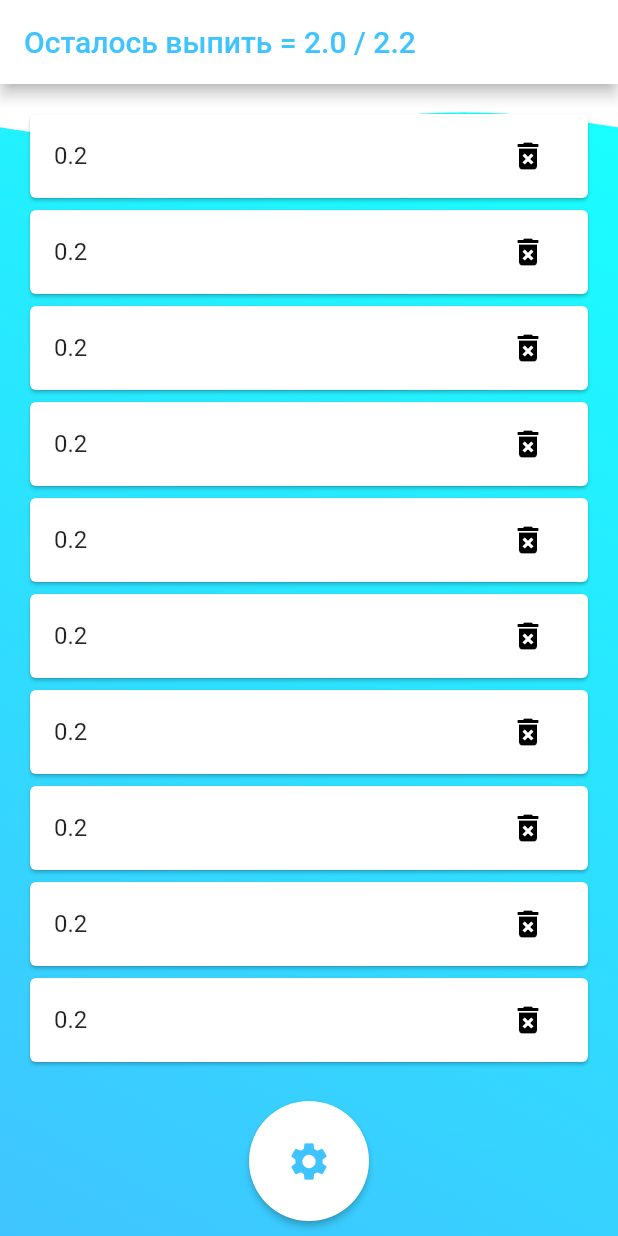
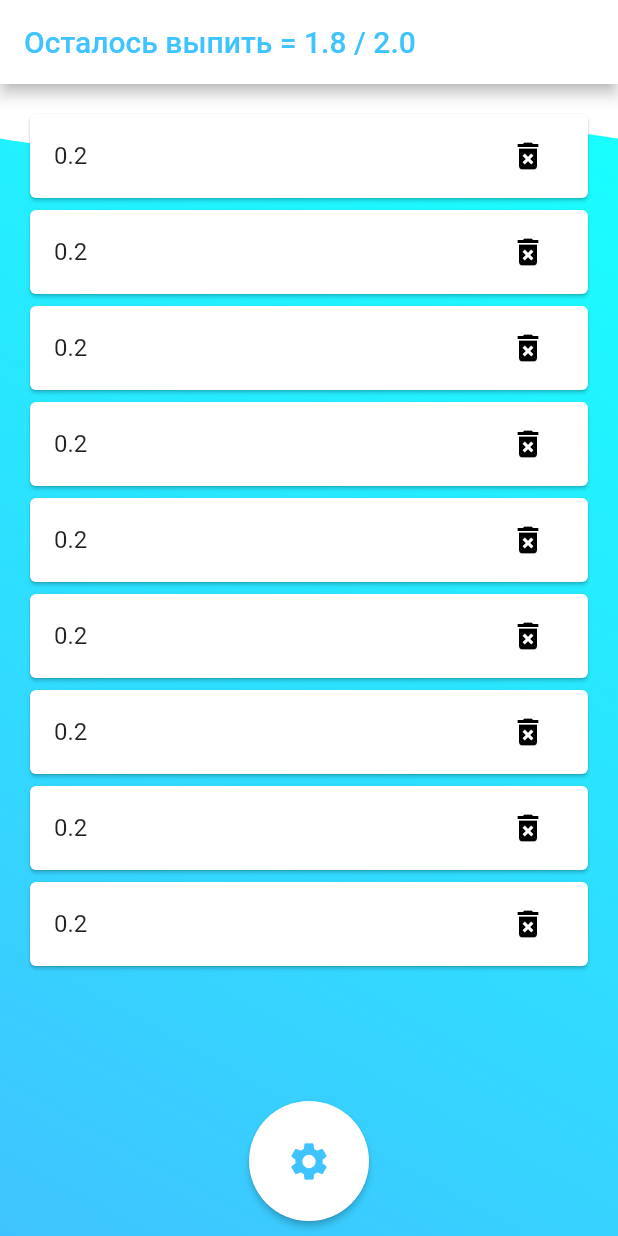
Before and after one commit to plotnikov228/WaterAppWithBLoC, a Flutter app: the screen it shows after launch, after a tap on the "delete forever" icon, on a phone screen of 412 x 824 dp. Run offline on Flutter 3.47's test engine with Material 2 defaults, Android fonts, the phone set to English and light mode, and no system bars; drawn by our look-alikes of wave; our stand-ins replace flutter_bloc, shared_preferences.

Commit message:
Water App with BLoC

```diff
--- a/lib/additionally/water_list.dart
+++ b/lib/additionally/water_list.dart
@@ -1,18 +1,18 @@
 import 'package:shared_preferences/shared_preferences.dart';
 
 class WaterList {
-  static double waterSlot = 0.2;
-  static String waterSlotStr = '0.2';
-  static List<String> waterSlots = [];
-  static double sum = 0;
-  static double maxWater = 0;
-  static int numberOfCells = 4;
-  static String appbarWater = 'appbar';
+  double waterSlot = 0.2;
+  String waterSlotStr = '0.2';
+  List<String> waterSlots = [];
+  double sum = 0;
+  double maxWater = 0;
+  int numberOfCells = 4;
+  String appbarWater = 'appbar';
 
-  static void calculateAppbar() {
+  void calculateAppbar() {
     sum = 0;
     maxWater = 0;
-    for (int i = 0; i < WaterList.waterSlots.length; i++) {
+    for (int i = 0; i < waterSlots.length; i++) {
       sum = sum + waterSlot;
     }
     for (int i = 0; i < numberOfCells; i++) {
@@ -28,7 +28,7 @@ class WaterList {
     }
   }
 
-  static void fillingList() {
+  void fillingList() {
     if (waterSlots.isNotEmpty) {
       waterSlots = [];
     }
@@ -39,7 +39,7 @@ class WaterList {
     incrementWater();
   }
 
-  static void fixingSum() {
+  void fixingSum() {
     if (sum == 0.2000000000000007) sum = 0.2;
     if (sum == 0.19999999999999996) sum = 0.2;
     if (sum == 0.39999999999999997) sum = 0.4;
@@ -55,7 +55,7 @@ class WaterList {
     if (sum == 2.1999999999999997) sum = 2.2;
   }
 
-  static void fixingMaxWater() {
+  void fixingMaxWater() {
     if (maxWater == 0.2000000000000007) maxWater = 0.2;
     if (maxWater == 0.19999999999999996) maxWater = 0.2;
     if (maxWater == 0.39999999999999997) maxWater = 0.4;
@@ -70,7 +70,7 @@ class WaterList {
     if (maxWater == 2.1999999999999997) maxWater = 2.2;
   }
 
-  static void cells(int weight) {
+  void cells(int weight) {
     double liters;
     numberOfCells = 0;
     liters = 1.5 + ((weight - 20.0) * 0.02);
@@ -80,13 +80,13 @@ class WaterList {
     }
   }
 
-  static void incrementWater() async {
+  void incrementWater() async {
     final prefs = await SharedPreferences.getInstance();
-    WaterList.waterSlots =
-        (prefs.setStringList('slot', WaterList.waterSlots)) as List<String>;
+    waterSlots =
+        (prefs.setStringList('slot', waterSlots)) as List<String>;
   }
 
-  static void readWater() async {
+  void readWater() async {
     final prefs = await SharedPreferences.getInstance();
     waterSlots = (prefs.getStringList('slot'))!;
   }
--- a/lib/additionally/weight.dart
+++ b/lib/additionally/weight.dart
@@ -1,17 +1,17 @@
 import 'package:shared_preferences/shared_preferences.dart';
 
 class Weight {
-  static List<int> weightList = [40,45,50,55,60,65,70,75];
-  static int selectedWeight = weightList[4];
+  final List<int> weightList = [40,45,50,55,60,65,70,75];
+  int selectedWeight = 50;
 
-  static void incrementWeight() async {
+  void incrementWeight() async {
 
     final prefs = await SharedPreferences.getInstance();
     selectedWeight =
     (prefs.setInt('weight', selectedWeight)) as int;
   }
 
-  static void readWeight() async {
+  void readWeight() async {
     final prefs = await SharedPreferences.getInstance();
     selectedWeight = (prefs.getInt('weight'))!;
   }
--- a/lib/bloc_home/home_bloc.dart
+++ b/lib/bloc_home/home_bloc.dart
@@ -8,62 +8,59 @@ import '../additionally/date.dart';
 import '../additionally/water_list.dart';
 
 class HomeBloc extends Bloc<HomeEvent, HomeState> {
-  HomeBloc(initialState) : super(WaterScreenState()) {
+  final WaterList waterList;
+  final Weight weight;
+  HomeBloc({required this.waterList, required this.weight}) : super(WaterScreenState(waterList: waterList, weight:  weight)) {
     int currentTab = 1;
     Date date = Date();
 
-    ///
-
-
-    ///
-
     on<WaterScreenAddEvent>((event, emit) async {
-      Weight.readWeight();
-      WaterList.cells(Weight.selectedWeight);
-      WaterList.fillingList();
-      WaterList.calculateAppbar();
+      weight.readWeight();
+      waterList.cells(weight.selectedWeight);
+      waterList.fillingList();
+      waterList.calculateAppbar();
       date.incrementDay();
-      WaterList.appbarWater =
-      'Осталось выпить = ${WaterList.sum} / ${WaterList.maxWater}';
+      waterList.appbarWater =
+      'Осталось выпить = ${waterList.sum} / ${waterList.maxWater}';
     });
 
     on<WaterScreenLoadEvent>((event, emit) async {
-      WaterList.cells(Weight.selectedWeight);
-      WaterList.readWater();
-      WaterList.calculateAppbar();
-      emit(WaterScreenState());
+      waterList.cells(weight.selectedWeight);
+      waterList.readWater();
+      waterList.calculateAppbar();
+      emit(WaterScreenState(waterList: waterList, weight: weight));
     });
 
     on<WaterScreenDeleteEvent>((event, emit) async {
-      WaterList.waterSlots.removeLast();
-      WaterList.sum = WaterList.sum - WaterList.waterSlot;
-      WaterList.fixingSum();
-      WaterList.waterSlots.isNotEmpty
-          ? WaterList.appbarWater =
-              'Осталось выпить = ${WaterList.sum} / ${WaterList.maxWater}'
-          : WaterList.appbarWater = 'Вы всё выпили!';
-      WaterList.incrementWater();
-      emit(WaterScreenState());
+      waterList.waterSlots.removeLast();
+      waterList.sum = waterList.sum - waterList.waterSlot;
+      waterList.fixingSum();
+      waterList.waterSlots.isNotEmpty
+          ? waterList.appbarWater =
+              'Осталось выпить = ${waterList.sum} / ${waterList.maxWater}'
+          : waterList.appbarWater = 'Вы всё выпили!';
+      waterList.incrementWater();
+      emit(WaterScreenState(waterList: waterList, weight: weight));
     });
 
     ///
 
     on<SettingsLoadEvent>((event, emit) async {
-      Weight.readWeight();
-      emit(SettingsScreenState());
+      weight.readWeight();
+      emit(SettingsScreenState(weight: weight));
     });
 
     on<SettingsChangeWeightEvent>((event, emit) async {
-      Weight.incrementWeight();
-      emit(SettingsScreenState());
+      weight.incrementWeight();
+      emit(SettingsScreenState(weight: weight));
     });
 
     ///
 
     on<ChangeScreenEvent>((event, emit) async {
       currentTab == 1
-          ? {emit(SettingsScreenState()), currentTab = 2}
-          : {emit(WaterScreenState()), currentTab = 1};
+          ? {emit(SettingsScreenState(weight: weight)), currentTab = 2}
+          : {emit(WaterScreenState(waterList: waterList, weight: weight)), currentTab = 1};
     });
   }
 }
--- a/lib/bloc_home/home_state.dart
+++ b/lib/bloc_home/home_state.dart
@@ -1,4 +1,16 @@
+import 'package:water/additionally/weight.dart';
+
+import '../additionally/water_list.dart';
+
 abstract class HomeState{}
 
-class WaterScreenState extends HomeState{}
-class SettingsScreenState extends HomeState{}
+class WaterScreenState extends HomeState{
+  WaterList waterList = WaterList();
+  Weight weight = Weight();
+  WaterScreenState({required this.waterList, required this.weight});
+}
+class WaterScreenEmptyState extends HomeState{}
+class SettingsScreenState extends HomeState{
+  Weight weight = Weight();
+  SettingsScreenState({required this.weight});
+}
--- a/lib/screens/home.dart
+++ b/lib/screens/home.dart
@@ -1,12 +1,20 @@
+import 'dart:math';
+
 import 'package:flutter/material.dart';
+
 import 'package:flutter_bloc/flutter_bloc.dart';
-import 'package:water/screens/water_screen_and_settings_screen.dart';
+
+import 'package:water/additionally/water_list.dart';
+import 'package:water/additionally/weight.dart';
+import 'package:water/screens/settings_screen.dart';
+import 'package:water/screens/water_screen.dart';
 import 'package:water/widgets/main_button.dart';
 
+import '../additionally/colors.dart';
+import '../additionally/date.dart';
 import '../bloc_home/home_bloc.dart';
 import '../bloc_home/home_event.dart';
 import '../bloc_home/home_state.dart';
-
 
 class Home extends StatefulWidget {
   const Home({Key? key}) : super(key: key);
@@ -16,13 +24,25 @@ class Home extends StatefulWidget {
 }
 
 class _HomeState extends State<Home> {
+  WaterList waterList = WaterList();
+  Weight weight = Weight();
+  final Date date = Date();
+  final ColorsForApp colorsForApp = ColorsForApp();
   @override
   Widget build(BuildContext context) {
-    return BlocProvider(
-      create: (context) => HomeBloc(HomeState)..add(WaterScreenLoadEvent()),
-      child: Stack(children: const <Widget>[
-        WaterScreenAndSettings(),
-        Align(
+    return BlocProvider<HomeBloc>(
+      create: (context) =>
+          HomeBloc(waterList: waterList, weight: weight)
+            ..add(WaterScreenLoadEvent()),
+      child: Stack(children: <Widget>[
+          BlocBuilder<HomeBloc, HomeState>(builder: (context, state) {
+          if (state is WaterScreenState) {
+          return WaterScreen(state: state);
+          } else {
+          return Settings(state: state);
+          }
+          }),
+        const Align(
           alignment: Alignment.bottomCenter,
           child: Padding(
             padding: EdgeInsets.all(10),
--- a/lib/screens/settings_screen.dart
+++ b/lib/screens/settings_screen.dart
@@ -1,14 +1,15 @@
 import 'package:flutter/material.dart';
 import 'package:flutter_bloc/flutter_bloc.dart';
 import 'package:water/additionally/colors.dart';
-import 'package:water/additionally/weight.dart';
 
 import '../bloc_home/home_bloc.dart';
 import '../bloc_home/home_event.dart';
 import '../bloc_home/home_state.dart';
 
 class Settings extends StatelessWidget {
-  const Settings({Key? key}) : super(key: key);
+  final HomeState state;
+
+  const Settings({Key? key, required this.state}) : super(key: key);
 
   @override
   Widget build(BuildContext context) {
@@ -16,6 +17,7 @@ class Settings extends StatelessWidget {
     final HomeBloc settingsBloc = context.read<HomeBloc>();
     settingsBloc.add(SettingsLoadEvent());
     return BlocBuilder<HomeBloc, HomeState>(builder: (context, state) {
+      if(state is SettingsScreenState) {
         return Scaffold(
           backgroundColor: colorsForApp.backgroundColor,
           appBar: AppBar(
@@ -35,19 +37,22 @@ class Settings extends StatelessWidget {
                         children: [
                           Text('Ваш вес',
                               style: TextStyle(
-                                color: colorsForApp.objectColor, fontSize: 15)),
+                                  color: colorsForApp.objectColor,
+                                  fontSize: 15)),
                           const Text(
                               'Колличество воды необходимое для питья расчитывается по формуле =',
-                            style: TextStyle(color: Colors.grey, fontSize: 7)),
+                              style:
+                                  TextStyle(color: Colors.grey, fontSize: 7)),
                           const Text('1500 мл + ((вес) - 20 кг) * 20 мл)',
-                            style: TextStyle(color: Colors.grey, fontSize: 7)),
+                              style:
+                                  TextStyle(color: Colors.grey, fontSize: 7)),
                         ],
                       ),
                       DropdownButton<int>(
-                      value: Weight.selectedWeight,
+                        value: state.weight.selectedWeight,
                         style: TextStyle(color: colorsForApp.objectColor),
                         dropdownColor: colorsForApp.appbarBackgroundColor,
-                      items: Weight.weightList
+                        items: state.weight.weightList
                             .map<DropdownMenuItem<int>>((int value) {
                           return DropdownMenuItem<int>(
                             value: value,
@@ -55,13 +60,12 @@ class Settings extends StatelessWidget {
                           );
                         }).toList(),
                         onChanged: (int? newWeight) {
-                        if(Weight.selectedWeight == newWeight){}
-                        else{
-                          Weight.selectedWeight = newWeight!;
+                          if (state.weight.selectedWeight == newWeight) {
+                          } else {
+                            state.weight.selectedWeight = newWeight!;
                             settingsBloc.add(SettingsChangeWeightEvent());
                             settingsBloc.add(WaterScreenAddEvent());
                           }
-
                         },
                       )
                     ],
@@ -69,6 +73,7 @@ class Settings extends StatelessWidget {
             ],
           ),
         );
+      } else return Container();
     });
   }
 }
--- a/lib/screens/water_screen.dart
+++ b/lib/screens/water_screen.dart
@@ -1,5 +1,6 @@
 import 'dart:math';
 
+import 'package:flutter/cupertino.dart';
 import 'package:flutter/material.dart';
 import 'package:water/additionally/date.dart';
 import 'package:water/additionally/water_list.dart';
@@ -14,7 +15,9 @@ import '../bloc_home/home_event.dart';
 import '../bloc_home/home_state.dart';
 
 class WaterScreen extends StatefulWidget {
-  const WaterScreen({Key? key}) : super(key: key);
+  final HomeState state;
+
+  const WaterScreen({Key? key, required this.state}) : super(key: key);
 
   @override
   State<WaterScreen> createState() => _WaterScreenState();
@@ -23,21 +26,24 @@ class WaterScreen extends StatefulWidget {
 class _WaterScreenState extends State<WaterScreen> {
   final Date date = Date();
   ColorsForApp colorsForApp = ColorsForApp();
+  Weight weight = Weight();
+  WaterList waterList = WaterList();
 
   @override
   Widget build(BuildContext context) {
     date.readDay();
-    WaterList.cells(Weight.selectedWeight);
+    waterList.cells(weight.selectedWeight);
     final HomeBloc waterBloc = context.read<HomeBloc>();
     return BlocBuilder<HomeBloc, HomeState>(builder: (context, state) {
-      date.readDay();
+      if (state is WaterScreenState) {
         if (date.day != date.now.day) {
           waterBloc.add(WaterScreenAddEvent());
         }
+        if (state.waterList.waterSlots.isNotEmpty) {
           return Scaffold(
             backgroundColor: colorsForApp.backgroundColor,
             appBar: AppBar(
-          title: Text(WaterList.appbarWater,
+              title: Text(state.waterList.appbarWater,
                   style: TextStyle(color: colorsForApp.objectColor)),
               backgroundColor: colorsForApp.appbarBackgroundColor,
             ),
@@ -45,22 +51,22 @@ class _WaterScreenState extends State<WaterScreen> {
               Align(
                   alignment: Alignment.bottomCenter,
                   child: ProgressWave(
-                  progress: max(0, WaterList.waterSlots.length) /
-                      WaterList.numberOfCells)),
+                      progress: max(0, state.waterList.waterSlots.length) /
+                          state.waterList.numberOfCells)),
               Padding(
                 padding: const EdgeInsets.all(16),
                 child: ListView.builder(
-              itemCount: WaterList.waterSlots.length,
+                  itemCount: state.waterList.waterSlots.length,
                   itemBuilder: (context, index) => Card(
                     child: ListTile(
-                  title: Text(WaterList.waterSlots[index]),
+                      title: Text(state.waterList.waterSlots[index]),
                       trailing: IconButton(
                         icon: const Icon(
                           Icons.delete_forever,
                           color: Colors.black,
                         ),
                         onPressed: () {
-                      if (WaterList.waterSlots.isEmpty) {
+                          if (state.waterList.waterSlots.isEmpty) {
                             showMyDialog(context);
                           }
                           waterBloc.add(WaterScreenDeleteEvent());
@@ -72,6 +78,39 @@ class _WaterScreenState extends State<WaterScreen> {
               ),
             ]),
           );
+        } else {
+          return Scaffold(
+            backgroundColor: colorsForApp.backgroundColor,
+            appBar: AppBar(
+              title: Text(state.waterList.appbarWater,
+                  style: TextStyle(color: colorsForApp.objectColor)),
+              backgroundColor: colorsForApp.appbarBackgroundColor,
+            ),
+            body: Stack(children: [
+              Align(
+                  alignment: Alignment.bottomCenter,
+                  child: ProgressWave(
+                      progress: max(0, state.waterList.waterSlots.length) /
+                          state.waterList.numberOfCells)),
+              Center(child: Column(
+                mainAxisAlignment: MainAxisAlignment.center,
+                children: [
+                  Text(
+                    'Вы всё выпили,',
+                    style: TextStyle(color: Colors.grey, fontSize: 16),
+                  ),
+                  Text(
+                    'Возвращайтесь завтра!',
+                    style: TextStyle(
+                        color: colorsForApp.objectColor, fontSize: 16),
+                  )
+                ],
+              ))
+            ]),
+          );
+        }
+      } else
+        return Container();
     });
   }
 }
--- a/lib/screens/water_screen_and_settings_screen.dart
+++ /dev/null
@@ -1,23 +0,0 @@
-import 'package:flutter/material.dart';
-import 'package:flutter_bloc/flutter_bloc.dart';
-import 'package:water/screens/settings_screen.dart';
-import 'package:water/screens/water_screen.dart';
-
-import '../bloc_home/home_bloc.dart';
-import '../bloc_home/home_state.dart';
-
-class WaterScreenAndSettings extends StatelessWidget {
-  const WaterScreenAndSettings({Key? key}) : super(key: key);
-
-  @override
-  Widget build(BuildContext context) {
-    return BlocBuilder<HomeBloc, HomeState>(builder: (context, state) {
-      if (state is WaterScreenState) return const WaterScreen();
-      if (state is SettingsScreenState) {
-        return const Settings();
-      } else {
-        return Container();
-      }
-    });
-  }
-}
```
Lines whose indentation alone changed are shown as unchanged.
